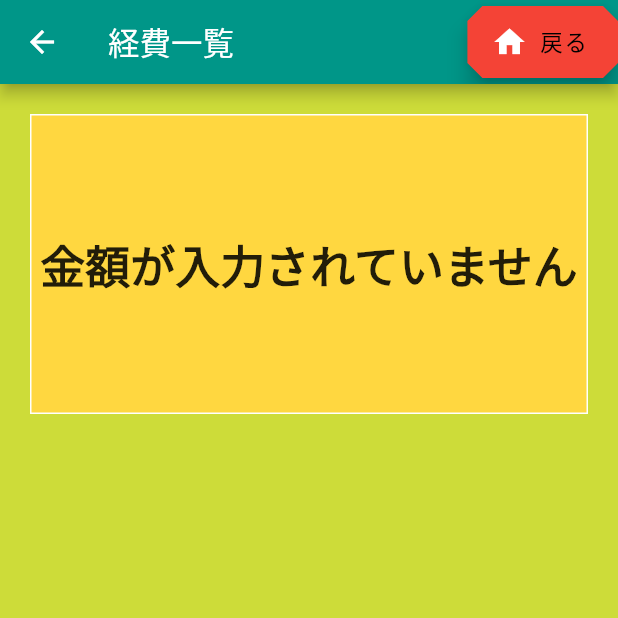
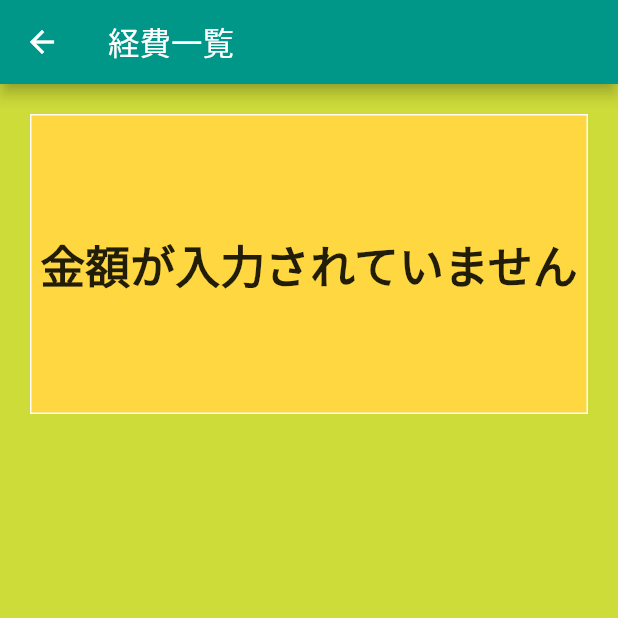
Before and after one commit to T-REXBIBIO/Mr.Do, a Flutter app: the HouseBook screen opened directly, on a phone screen of 412 x 824 dp, the top half of it. Run offline on Flutter 3.47's test engine with Material 2 defaults, Android fonts, the phone set to English and light mode, and no system bars; our stand-ins replace cloud_firestore, firebase_core; accounts and stored records are empty.

Commit message:
各ページのPopボタン削除

```diff
--- a/lib/Bottom_Nav_Trial.dart
+++ b/lib/Bottom_Nav_Trial.dart
@@ -31,15 +31,15 @@ class Bottom_Nav_Trial extends State<Bottom_Nav> {
         items: const <BottomNavigationBarItem>[
           BottomNavigationBarItem(
             icon: Icon(Icons.home),
-            title: Text('Home'),
+            label: 'Home',
           ),
           BottomNavigationBarItem(
             icon: Icon(Icons.settings),
-            title: Text('Setting'),
+            label: 'Setting',
           ),
           BottomNavigationBarItem(
             icon: Icon(Icons.search),
-            title: Text('Search'),
+            label: 'Search',
           ),
         ],
         currentIndex: _selectedIndex,
--- a/lib/HouseBook.dart
+++ b/lib/HouseBook.dart
@@ -60,33 +60,6 @@ class _HouseBook extends State<HouseBook> {
     return Scaffold(
       appBar: AppBar(
         title: Text('経費一覧'),
-        actions: <Widget>[
-          Column(
-            mainAxisAlignment: MainAxisAlignment.spaceEvenly,
-            children: <Widget> [
-                Row(
-                  children: [
-                    FloatingActionButton.extended(
-                      shape: BeveledRectangleBorder(
-                          borderRadius: BorderRadius.circular(10.0)
-                      ),
-                      backgroundColor: Colors.red,
-                      icon: Icon(Icons.home),
-                      label: Text("戻る",
-                        style: TextStyle(
-                            color:Colors.black,
-                            fontSize: 15.0
-                        ),
-                      ),
-                      onPressed: () {
-                        Navigator.of(context).pop();
-                      },
-                    ),
-                  ],
-                ),
-            ],
-          ),
-        ],
       ),
       body: Container(
         decoration: BoxDecoration(
```
Also changed, not shown: lib/contents.dart (+1 -14 lines), lib/create.dart (+0 -13 lines), pubspec.lock.
